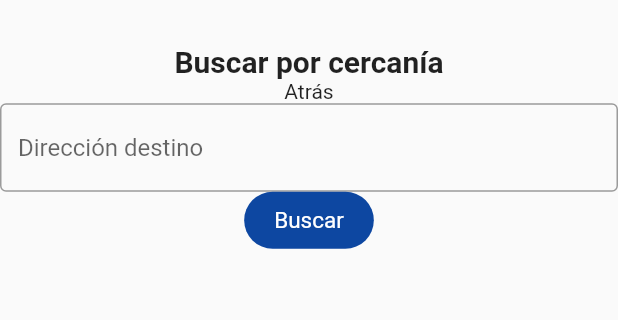
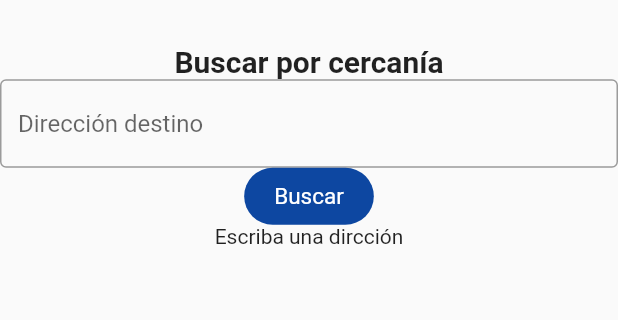
Before and after one commit to IngeSoft202110/MPS, a Flutter app: the Home screen opened directly, after a tap on "Cercanía", after a tap on "Buscar", on a phone screen of 412 x 824 dp, the part 273-593 px from its top. Run offline on Flutter 3.47's test engine with Material 2 defaults, Android fonts, the phone set to English and light mode, and no system bars; our stand-ins replace cloud_firestore, firebase_auth, firebase_core, geocoding, geolocator, google_maps_flutter and 2 more; missing offline and left inert: geocoding_platform_interface; accounts and stored records are empty.

Commit message:
Busqueda por ID

```diff
--- a/lib/services/database.dart
+++ b/lib/services/database.dart
@@ -61,5 +61,7 @@ class Queries {
     return temp;
   }
 
-  //Save parking in map
+  //Return specific parking by id
+  Stream<DocumentSnapshot> parkingLotById(String id) =>
+      FirebaseFirestore.instance.collection("parqueaderos").doc(id).snapshots();
 }
--- a/lib/views/home.dart
+++ b/lib/views/home.dart
@@ -29,7 +29,8 @@ class _HomeState extends State<Home> {
           )
         ],
       ),
-      body: Container(
+      body: SingleChildScrollView(
+        child: Container(
           child: Column(
             children: [
               Container(
@@ -59,7 +60,8 @@ class _HomeState extends State<Home> {
                     Expanded(
                       child: Column(
                         children: <Widget>[
-                        Divider(color: Colors.black, indent: 19, endIndent: 19),
+                          Divider(
+                              color: Colors.black, indent: 19, endIndent: 19),
                           Align(
                             alignment: Alignment.centerLeft,
                             child: Container(
@@ -76,7 +78,8 @@ class _HomeState extends State<Home> {
                               ),
                             ),
                           ),
-                        Divider(color: Colors.black, indent: 19, endIndent: 19),
+                          Divider(
+                              color: Colors.black, indent: 19, endIndent: 19),
                           Align(
                             alignment: Alignment.centerLeft,
                             child: Container(
@@ -85,7 +88,8 @@ class _HomeState extends State<Home> {
                               child: Text("Precio"),
                             ),
                           ),
-                        Divider(color: Colors.black, indent: 19, endIndent: 19),
+                          Divider(
+                              color: Colors.black, indent: 19, endIndent: 19),
                           Align(
                             alignment: Alignment.centerLeft,
                             child: Container(
@@ -94,7 +98,8 @@ class _HomeState extends State<Home> {
                               child: Text("Ranking"),
                             ),
                           ),
-                        Divider(color: Colors.black, indent: 19, endIndent: 19),
+                          Divider(
+                              color: Colors.black, indent: 19, endIndent: 19),
                         ],
                       ),
                     ),
@@ -107,20 +112,15 @@ class _HomeState extends State<Home> {
                 alignment: Alignment.centerLeft,
                 padding: EdgeInsets.symmetric(horizontal: 10, vertical: 18),
                 child: Text(
-                "Parqueaderos destacados",
+                  "Parqueaderos buscados",
                   style: TextStyle(
                       fontWeight: FontWeight.bold,
                       fontSize: 16,
                       color: Colors.white),
                 ),
               ),
-
-            //Poner parqueaderos de 4 a 5 estrellas
-
-            /*Row(
-              children: [Expanded(child: TextField()), Icon(Icons.search)],
-            )*/
             ],
+          ),
         ),
       ),
     );
--- a/lib/views/searchList.dart
+++ b/lib/views/searchList.dart
@@ -1,10 +1,10 @@
 import 'package:cloud_firestore/cloud_firestore.dart';
 import 'package:flutter/material.dart';
 import 'package:geocoding/geocoding.dart';
-import 'home.dart';
 import 'package:mps/views/displayList.dart';
 import 'package:mps/services/database.dart';
 import 'package:geocoding_platform_interface/geocoding_platform_interface.dart';
+import 'package:mps/views/home.dart';
 
 //Search parking lot nearby
 class SearchList extends StatefulWidget {
@@ -17,7 +17,7 @@ class _SearchList extends State<SearchList> {
   List<QueryDocumentSnapshot> lista;
   Stream<QuerySnapshot> allDocuments;
   List<Location> locations;
-  String address, latitude, longitude;
+  String address, latitude, longitude, error = "____";
 
   @override
   void initState() {
@@ -31,15 +31,25 @@ class _SearchList extends State<SearchList> {
 
     lista = await Queries()
         .nearby(locations.first.latitude, locations.first.longitude);
-
-    Navigator.pushReplacement(context,
-        MaterialPageRoute(builder: (context) => DisplayList(lista: lista)));
+    if (lista.isNotEmpty) {
+      Navigator.push(context,
+          MaterialPageRoute(builder: (context) => DisplayList(lista: lista)));
+    } else {
+      setState(() {
+        error = "No hubo resultados para la búsqueda";
+      });
+    }
   }
 
   @override
   Widget build(BuildContext context) {
     return Scaffold(
         appBar: AppBar(
+          leading: IconButton(
+            icon: Icon(Icons.arrow_back, color: Colors.white),
+            onPressed: () => Navigator.pushReplacement(
+                context, MaterialPageRoute(builder: (context) => Home())),
+          ),
           backgroundColor: Colors.blue[900],
           title: Text("Managing Parking System"),
         ),
@@ -54,13 +64,6 @@ class _SearchList extends State<SearchList> {
               ),
               Text("Buscar por cercanía",
                   style: TextStyle(fontWeight: FontWeight.bold, fontSize: 20)),
-              GestureDetector(
-                child: Text("Atrás"),
-                onTap: () {
-                  Navigator.pushReplacement(
-                      context, MaterialPageRoute(builder: (context) => Home()));
-                },
-              ),
               //Spacer(),
               TextFormField(
                 decoration: InputDecoration(
@@ -73,7 +76,13 @@ class _SearchList extends State<SearchList> {
               //Spacer(),
               new GestureDetector(
                 onTap: () {
-                  search(address);
+                  if (address != null) {
+                    search(address);
+                  } else {
+                    setState(() {
+                      error = "Escriba una dircción";
+                    });
+                  }
                 },
                 child: Container(
                   decoration: BoxDecoration(
@@ -90,27 +99,7 @@ class _SearchList extends State<SearchList> {
                   ),
                 ),
               ),
-
-              StreamBuilder(
-                stream: allDocuments,
-                builder: (context, snapshot) {
-                  if (!snapshot.hasData) {
-                    return new CircularProgressIndicator();
-                  }
-                  return ListView.builder(
-                    shrinkWrap: true,
-                    itemCount: snapshot.data.docs.length,
-                    itemBuilder: (context, index) {
-                      DocumentSnapshot course = snapshot.data.docs[index];
-                      return ListTile(
-                        leading: Image.network(course['imagen']),
-                        title: Text(course['nombre']),
-                        subtitle: Text(course['direccion']),
-                      );
-                    },
-                  );
-                },
-              )
+              Text(error),
 
               //Spacer(),
             ],
```
Also changed, not shown: lib/views/displayList.dart (+0 -9 lines), lib/views/visualizeparking.dart (+8 -4 lines). Lines whose indentation alone changed are shown as unchanged.
